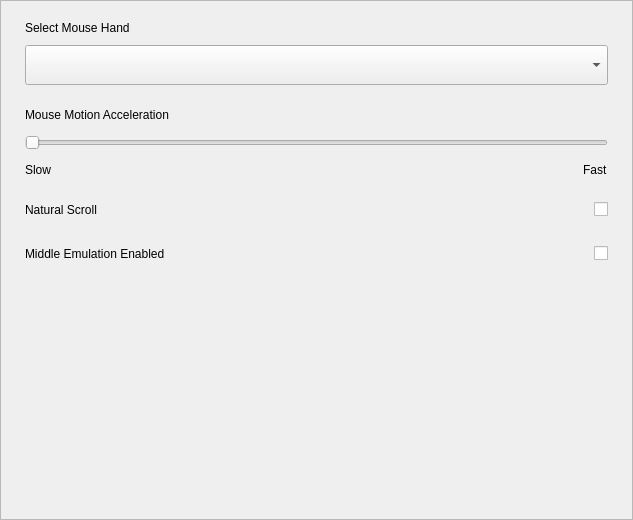
This is plugins/mouse/src/mouse-page.ui in openeuler-mirror/kiran-control-panel as Qt 5 draws it before an edit. The edited form follows.
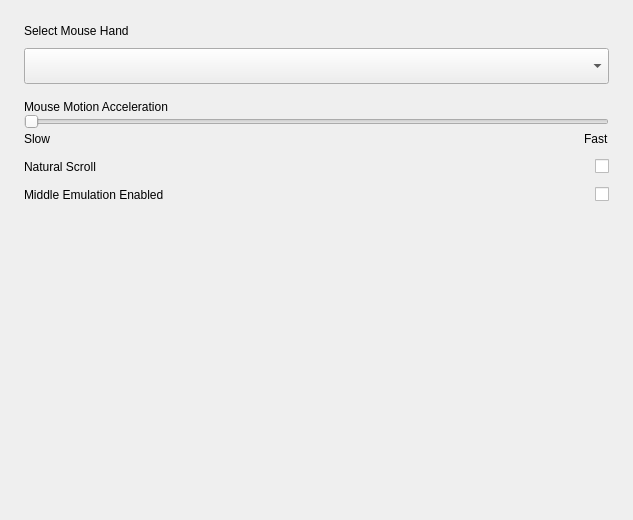
This is the edited form. Custom widgets are drawn as their Qt base class.

Commit message:
fix(audio,mouse): update audio,mouse layout margin
- 更新控制面板媒体插件以及鼠标布局间隙

```diff
--- a/plugins/mouse/src/mouse-page.ui
+++ b/plugins/mouse/src/mouse-page.ui
@@ -31,6 +31,9 @@
    </property>
    <item>
     <widget class="QScrollArea" name="scrollArea">
+     <property name="frameShape">
+      <enum>QFrame::NoFrame</enum>
+     </property>
      <property name="widgetResizable">
       <bool>true</bool>
      </property>
@@ -39,19 +42,19 @@
        <rect>
         <x>0</x>
         <y>0</y>
-        <width>631</width>
-        <height>518</height>
+        <width>633</width>
+        <height>520</height>
        </rect>
       </property>
       <layout class="QVBoxLayout" name="verticalLayout_2">
        <property name="spacing">
-        <number>20</number>
+        <number>0</number>
        </property>
        <property name="leftMargin">
         <number>24</number>
        </property>
        <property name="topMargin">
-        <number>20</number>
+        <number>24</number>
        </property>
        <property name="rightMargin">
         <number>24</number>
@@ -60,72 +63,60 @@
         <number>40</number>
        </property>
        <item>
-        <widget class="QWidget" name="widget_hand_mode" native="true">
-         <layout class="QVBoxLayout" name="verticalLayout_4">
-          <property name="spacing">
-           <number>10</number>
-          </property>
-          <property name="leftMargin">
-           <number>0</number>
-          </property>
-          <property name="topMargin">
-           <number>0</number>
-          </property>
-          <property name="rightMargin">
-           <number>0</number>
-          </property>
-          <property name="bottomMargin">
-           <number>0</number>
-          </property>
-          <item>
            <widget class="QLabel" name="label_hand_mode">
             <property name="text">
              <string>Select Mouse Hand</string>
             </property>
            </widget>
           </item>
+       <item>
+        <spacer name="verticalSpacer_2">
+         <property name="orientation">
+          <enum>Qt::Vertical</enum>
+         </property>
+         <property name="sizeType">
+          <enum>QSizePolicy::Fixed</enum>
+         </property>
+         <property name="sizeHint" stdset="0">
+          <size>
+           <width>20</width>
+           <height>10</height>
+          </size>
+         </property>
+        </spacer>
+       </item>
           <item>
            <widget class="QComboBox" name="comboBox_hand_mode">
             <property name="minimumSize">
              <size>
               <width>0</width>
-              <height>40</height>
+           <height>36</height>
              </size>
             </property>
             <property name="maximumSize">
              <size>
               <width>16777215</width>
-              <height>40</height>
+           <height>36</height>
              </size>
             </property>
            </widget>
           </item>
-         </layout>
-        </widget>
-       </item>
        <item>
-        <widget class="QWidget" name="widget_move_speed" native="true">
-         <layout class="QVBoxLayout" name="verticalLayout_3">
-          <property name="spacing">
-           <number>10</number>
-          </property>
-          <property name="leftMargin">
-           <number>0</number>
-          </property>
-          <property name="topMargin">
-           <number>0</number>
-          </property>
-          <property name="rightMargin">
-           <number>0</number>
-          </property>
-          <property name="bottomMargin">
-           <number>0</number>
-          </property>
-          <item>
-           <layout class="QHBoxLayout" name="horizontalLayout_2">
-            <property name="spacing">
-             <number>0</number>
-            </property>
+        <spacer name="verticalSpacer_3">
+         <property name="orientation">
+          <enum>Qt::Vertical</enum>
+         </property>
+         <property name="sizeType">
+          <enum>QSizePolicy::Fixed</enum>
+         </property>
+         <property name="sizeHint" stdset="0">
+          <size>
+           <width>20</width>
+           <height>16</height>
+          </size>
+         </property>
+        </spacer>
+       </item>
             <item>
              <widget class="QLabel" name="label_move_speed">
               <property name="text">
@@ -134,26 +125,6 @@
              </widget>
             </item>
             <item>
-             <spacer name="horizontalSpacer">
-              <property name="orientation">
-               <enum>Qt::Horizontal</enum>
-              </property>
-              <property name="sizeHint" stdset="0">
-               <size>
-                <width>40</width>
-                <height>20</height>
-               </size>
-              </property>
-             </spacer>
-            </item>
-           </layout>
-          </item>
-          <item>
-           <layout class="QVBoxLayout" name="verticalLayout">
-            <property name="spacing">
-             <number>10</number>
-            </property>
-            <item>
              <widget class="QSlider" name="slider_speed">
               <property name="minimum">
                <number>0</number>
@@ -176,19 +147,19 @@
              </widget>
             </item>
             <item>
-             <layout class="QHBoxLayout" name="horizontalLayout">
-              <property name="spacing">
+        <layout class="QHBoxLayout" name="horizontalLayout_2">
+         <property name="bottomMargin">
                <number>0</number>
               </property>
               <item>
-               <widget class="QLabel" name="label">
+          <widget class="QLabel" name="label_slow">
                 <property name="text">
                  <string>Slow</string>
                 </property>
                </widget>
               </item>
               <item>
-               <spacer name="horizontalSpacer_4">
+          <spacer name="horizontalSpacer">
                 <property name="orientation">
                  <enum>Qt::Horizontal</enum>
                 </property>
@@ -201,7 +172,7 @@
                </spacer>
               </item>
               <item>
-               <widget class="QLabel" name="label_2">
+          <widget class="QLabel" name="label_fast">
                 <property name="text">
                  <string>Fast</string>
                 </property>
@@ -209,32 +180,28 @@
               </item>
              </layout>
             </item>
-           </layout>
-          </item>
-         </layout>
-        </widget>
-       </item>
+       <item>
+        <spacer name="verticalSpacer_4">
+         <property name="orientation">
+          <enum>Qt::Vertical</enum>
+         </property>
+         <property name="sizeType">
+          <enum>QSizePolicy::Fixed</enum>
+         </property>
+         <property name="sizeHint" stdset="0">
+          <size>
+           <width>20</width>
+           <height>8</height>
+          </size>
+         </property>
+        </spacer>
+       </item>
        <item>
-        <widget class="QWidget" name="widget_switch" native="true">
-         <layout class="QVBoxLayout" name="verticalLayout_6">
+        <layout class="QHBoxLayout" name="horizontalLayout">
           <property name="spacing">
-           <number>24</number>
-          </property>
-          <property name="leftMargin">
-           <number>0</number>
-          </property>
-          <property name="topMargin">
-           <number>0</number>
-          </property>
-          <property name="rightMargin">
            <number>0</number>
           </property>
           <property name="bottomMargin">
-           <number>0</number>
-          </property>
-          <item>
-           <layout class="QHBoxLayout" name="hLayout_natural_scroll">
-            <property name="spacing">
              <number>0</number>
             </property>
             <item>
@@ -245,7 +212,7 @@
              </widget>
             </item>
             <item>
-             <spacer name="horizontalSpacer_2">
+          <spacer name="horizontalSpacer_4">
               <property name="orientation">
                <enum>Qt::Horizontal</enum>
               </property>
@@ -267,8 +234,24 @@
            </layout>
           </item>
           <item>
-           <layout class="QHBoxLayout" name="hLayout_middle_emulation">
-            <property name="spacing">
+        <spacer name="verticalSpacer_5">
+         <property name="orientation">
+          <enum>Qt::Vertical</enum>
+         </property>
+         <property name="sizeType">
+          <enum>QSizePolicy::Fixed</enum>
+         </property>
+         <property name="sizeHint" stdset="0">
+          <size>
+           <width>20</width>
+           <height>8</height>
+          </size>
+         </property>
+        </spacer>
+       </item>
+       <item>
+        <layout class="QHBoxLayout" name="horizontalLayout_3">
+         <property name="bottomMargin">
              <number>0</number>
             </property>
             <item>
@@ -279,7 +262,7 @@
              </widget>
             </item>
             <item>
-             <spacer name="horizontalSpacer_3">
+          <spacer name="horizontalSpacer_2">
               <property name="orientation">
                <enum>Qt::Horizontal</enum>
               </property>
@@ -299,9 +282,6 @@
              </widget>
             </item>
            </layout>
-          </item>
-         </layout>
-        </widget>
        </item>
        <item>
         <spacer name="verticalSpacer">
```
Lines whose indentation alone changed are shown as unchanged. The commit also changes 6 other files.
